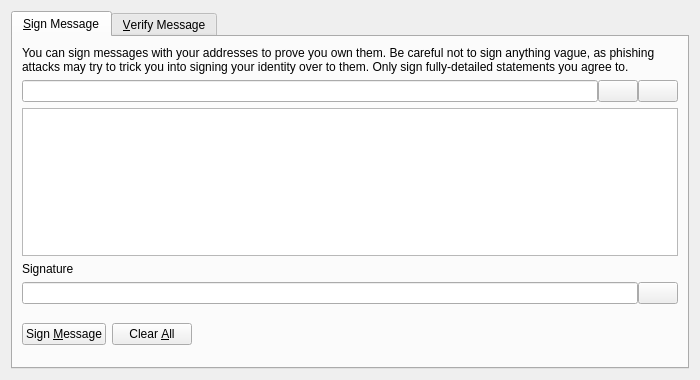
First picture: the form in src/qt/forms/signverifymessagedialog.ui, repository gamers-coin/gamecredits, before the edit.
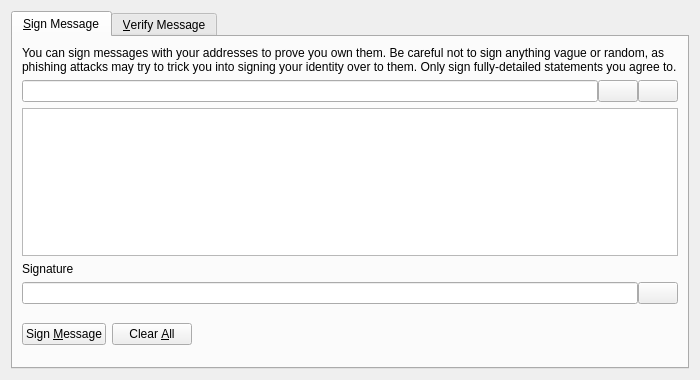
Second picture: the form after the edit. Icons and pictures are not drawn. Custom widgets are drawn as their Qt base class.

Patch:
```diff
--- a/src/qt/forms/signverifymessagedialog.ui
+++ b/src/qt/forms/signverifymessagedialog.ui
@@ -27,7 +27,7 @@
        <item>
         <widget class="QLabel" name="infoLabel_SM">
          <property name="text">
-          <string>You can sign messages with your addresses to prove you own them. Be careful not to sign anything vague, as phishing attacks may try to trick you into signing your identity over to them. Only sign fully-detailed statements you agree to.</string>
+          <string>You can sign messages with your addresses to prove you own them. Be careful not to sign anything vague or random, as phishing attacks may try to trick you into signing your identity over to them. Only sign fully-detailed statements you agree to.</string>
          </property>
          <property name="textFormat">
           <enum>Qt::PlainText</enum>
```
Left out of the diff: 9 changed lines with no effect on the pictures.
